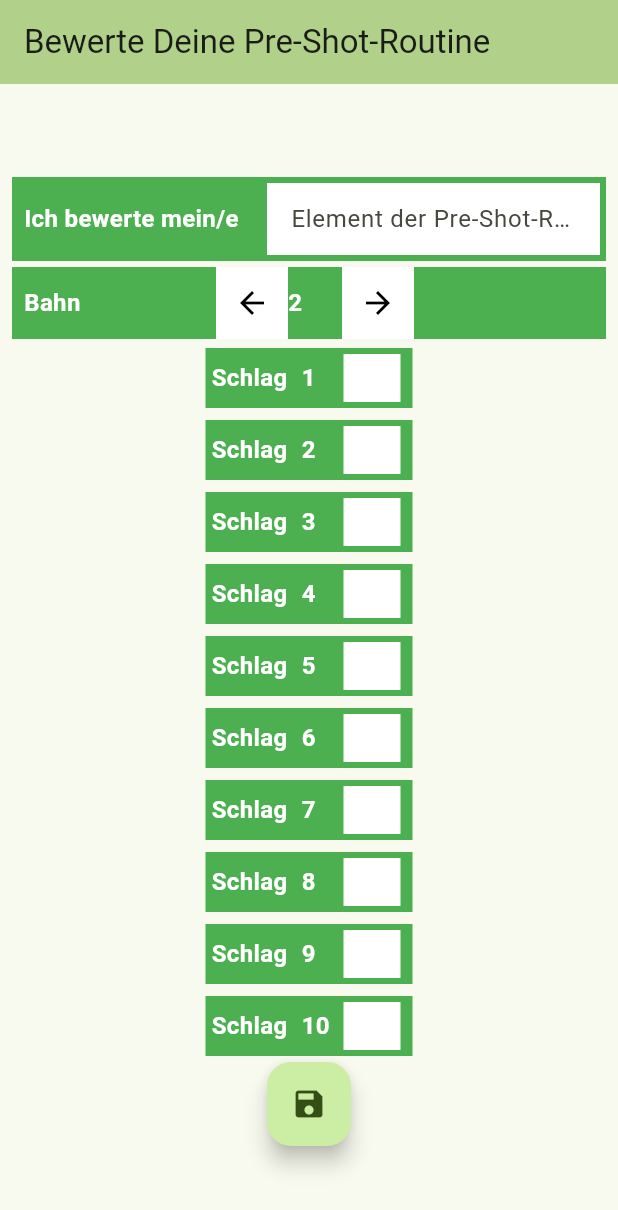
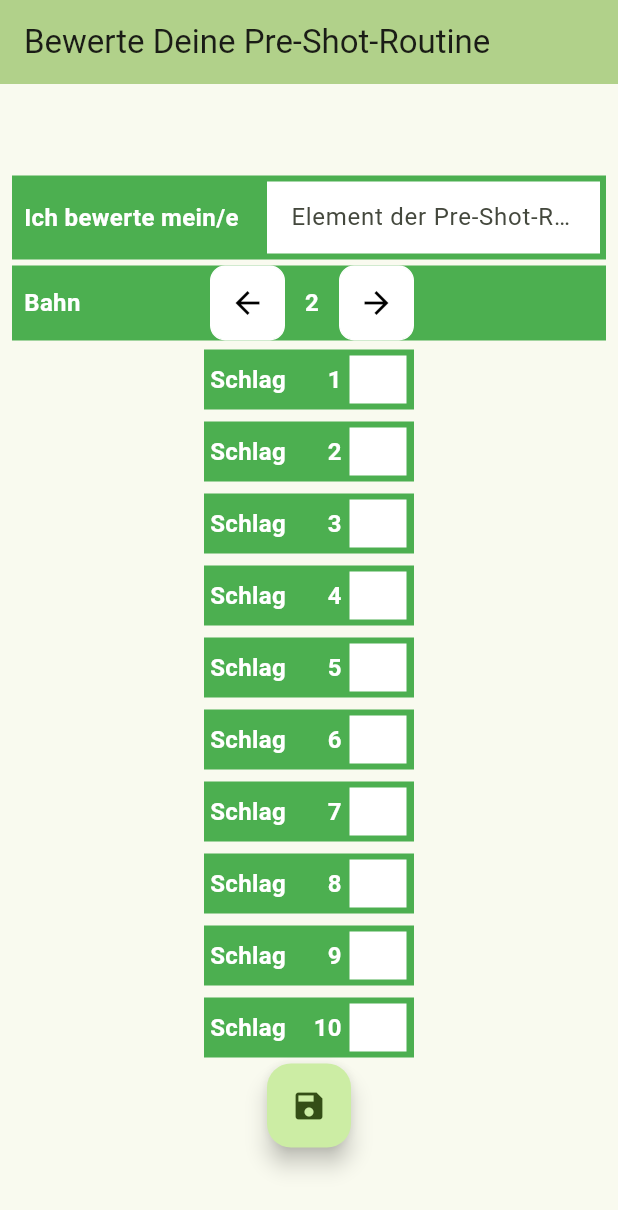
Before and after one commit to chrbuchsteiner61/valuation_pre_shot, a Flutter app: the screen it shows after launch, on a phone screen of 412 x 824 dp. Shown: the top 1210 px of the screen. Run offline on Flutter 3.47's test engine with Material 3 defaults, Android fonts, the phone set to English and light mode, and no system bars.

Commit message:
minor ui adjustments

```diff
--- a/lib/ui_mockup/change_the_tee.dart
+++ b/lib/ui_mockup/change_the_tee.dart
@@ -15,17 +15,24 @@ class ChangeTheTee extends StatelessWidget {
       //padding: const EdgeInsets.symmetric(horizontal: 8, vertical: 4),
       //color: Colors.green,
       aWidget: Row(children: <Widget>[
-          Padding(padding: const EdgeInsets.symmetric(horizontal: 8, vertical: 4),
-          child:
-          StyledText(
+        Padding(
+          padding: const EdgeInsets.symmetric(horizontal: 8, vertical: 4),
+          child: StyledText(
             aText: 'Bahn ',
-            aWidth: 120,
+            aWidth: 116,
+            aLignment: 'left',
           ),
         ),
         Row(
           children: <Widget>[
             Container(
+              decoration: BoxDecoration(
+                  border: Border.all(
                     color: Colors.white,
+                  ),
+                  color: Colors.white,
+                  borderRadius: const BorderRadius.all(Radius.circular(10))),
+              //
               child: IconButton(
                 icon: const Icon(Icons.arrow_back),
                 color: Colors.black,
@@ -33,13 +40,19 @@ class ChangeTheTee extends StatelessWidget {
                 onPressed: () {},
               ),
             ),
-
             StyledText(
               aText: '2',
               aWidth: 36,
+              aLignment: 'center',
             ),
             Container(
+              decoration: BoxDecoration(
+                  border: Border.all(
                     color: Colors.white,
+                  ),
+                  color: Colors.white,
+                  borderRadius: const BorderRadius.all(Radius.circular(10))),
+              //
               child: IconButton(
                 icon: const Icon(Icons.arrow_forward),
                 color: Colors.black,
@@ -49,9 +62,7 @@ class ChangeTheTee extends StatelessWidget {
             ),
           ],
         ),
-
       ]),
     );
-
   }
 }
--- a/lib/ui_mockup/input_your_routine_element.dart
+++ b/lib/ui_mockup/input_your_routine_element.dart
@@ -15,6 +15,7 @@ class InputYourRoutineElement extends StatelessWidget {
             child: StyledText(
               aText: 'Ich bewerte mein/e ',
               aWidth: 150,
+              aLignment: 'left',
             ),
           ),
           const Expanded(
--- a/lib/ui_mockup/single_valuation.dart
+++ b/lib/ui_mockup/single_valuation.dart
@@ -14,26 +14,25 @@ class SingleValuation extends StatelessWidget {
     return Center(
       child: Container(
         color: Colors.green,
-        width: 138,
+        width: 140,
         height: 40,
         margin: const EdgeInsets.all(4),
         child: Padding(
           padding: const EdgeInsets.all(4),
           child: Row(
             children: <Widget>[
-              SizedBox(
-                // width: 60,
-                child: StyledText(
-                  aText: 'Schlag ',
-                  aWidth: 60,
-                ),
+              StyledText(
+                aText: 'Schlag ',
+                aWidth: 60,
+                aLignment: 'left',
               ),
-              SizedBox(
-               // width: 28,
-                child: StyledText(
-                  aText: teeNumber,
-                  aWidth: 28,
-                ),
+              StyledText(
+                aText: teeNumber,
+                aWidth: 28,
+                aLignment: 'right',
+              ),
+              const SizedBox(
+                width: 5,
               ),
               const SizedBox(
                 width: 38,
--- a/lib/ui_mockup/styled_text.dart
+++ b/lib/ui_mockup/styled_text.dart
@@ -3,13 +3,28 @@ import 'package:flutter/material.dart';
 class StyledText extends StatelessWidget {
   String aText;
   double aWidth;
+  String aLignment;
+  TextAlign theAlignment = TextAlign.left;
 
-  StyledText({super.key, required this.aText, required this.aWidth});
+  StyledText({super.key, required this.aText, required this.aWidth,
+  required this.aLignment})
+  {
+    switch (aLignment)
+    {
+      case 'left':
+        this.theAlignment = TextAlign.left;
+      case 'center':
+        this.theAlignment = TextAlign.center;
+      case 'right':
+        this.theAlignment = TextAlign.right;
+    }
+  }
 
   TextStyle normalTextStyle =
       const TextStyle(fontSize: 16, fontWeight: FontWeight.w600, color: Colors.white);
 
   // Ausrichtung TextAlign
+
 
   @override
   Widget build(BuildContext context) {
@@ -19,7 +34,7 @@ class StyledText extends StatelessWidget {
         child: Text(
       aText,
       style: normalTextStyle,
-          textAlign: TextAlign.left,
+          textAlign: theAlignment,
     ),
       );
   }
```
Lines whose indentation alone changed are shown as unchanged.
